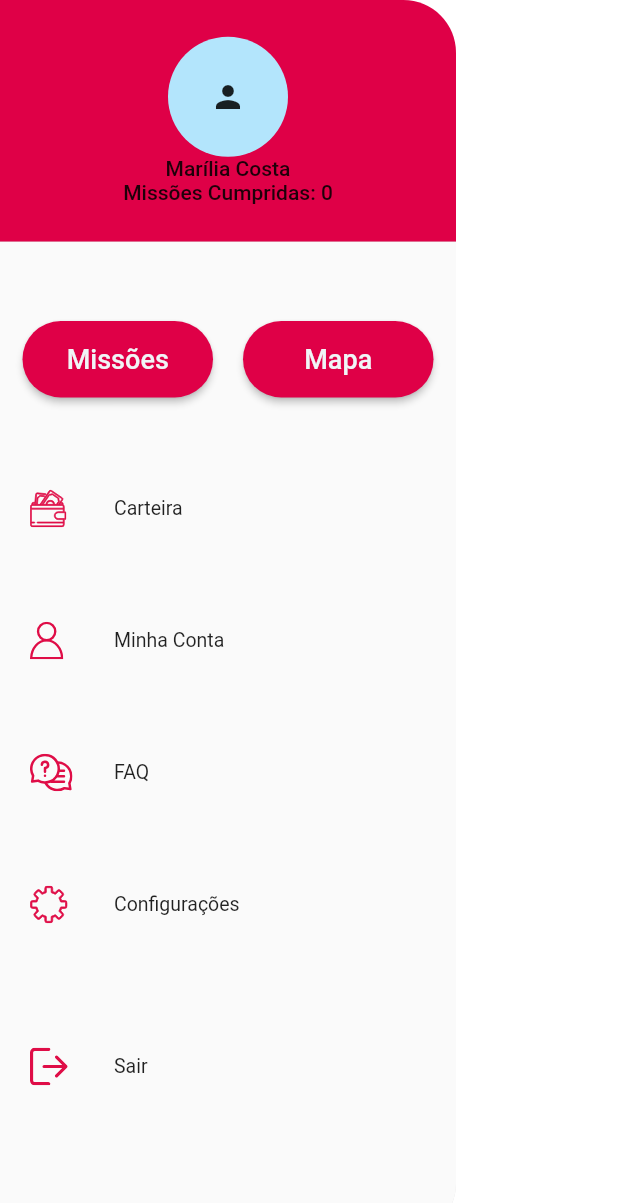
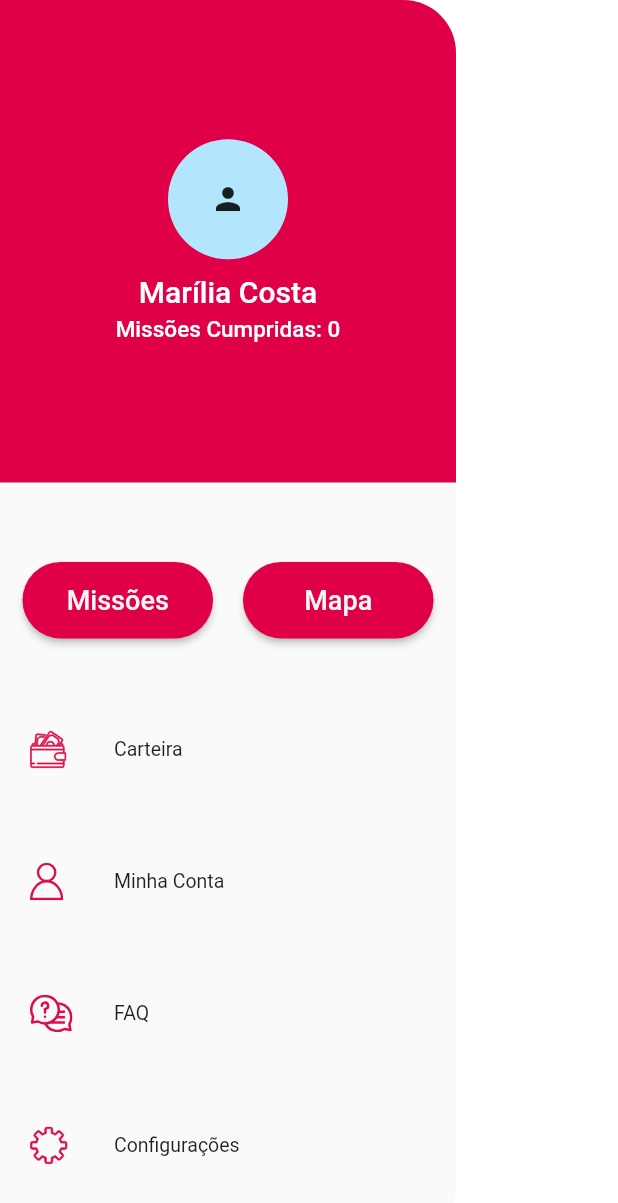
Before and after one commit to popsolutions/goop, a Flutter app: the GoopDrawer widget shown alone on an empty page, opened directly, on a phone screen of 412 x 824 dp. Shown: the top 1203 px of the screen. Run offline on Flutter 3.47's test engine with Material 2 defaults, Android fonts, the light colour scheme and no system bars; our stand-ins replace flutter_svg.

Commit message:
drawer concluido

```diff
--- a/lib/pages/components/goop_drawer.dart
+++ b/lib/pages/components/goop_drawer.dart
@@ -27,7 +27,9 @@ class GoopDrawer extends StatelessWidget {
         child: SingleChildScrollView(
           child: Column(
             children: [
-              DrawerHeader(
+              Container(
+                height: MediaQuery.of(context).size.height * .4,
+                child: DrawerHeader(
                   padding: EdgeInsets.all(0),
                   decoration: BoxDecoration(
                     color: GoopColors.red,
@@ -40,9 +42,24 @@ class GoopDrawer extends StatelessWidget {
                           minRadius: 40,
                           child: Icon(Icons.person),
                         ),
-                      Text('Marília Costa'),
-                      Text('Missões Cumpridas: 0'),
+                        SizedBox(height: 10),
+                        Text(
+                          'Marília Costa',
+                          style: TextStyle(
+                            color: Colors.white,
+                            fontSize: 20,
+                          ),
+                        ),
+                        SizedBox(height: 5),
+                        Text(
+                          'Missões Cumpridas: 0',
+                          style: TextStyle(
+                            color: Colors.white,
+                            fontSize: 15,
+                          ),
+                        ),
                       ],
+                    ),
                   ),
                 ),
               ),
--- a/lib/pages/recover_password/recover_password_page.dart
+++ b/lib/pages/recover_password/recover_password_page.dart
@@ -1,5 +1,6 @@
 import 'package:flutter/material.dart';
 import 'package:flutter_svg/svg.dart';
+import 'package:goop/pages/components/goop_back.dart';
 import 'package:goop/pages/components/goop_button.dart';
 import 'package:goop/pages/components/goop_images.dart';
 import 'package:goop/pages/components/goop_text_form_field.dart';
@@ -16,7 +17,10 @@ class RecoverPasswordPage extends StatelessWidget {
     }
 
     return Scaffold(
-      appBar: AppBar(),
+      appBar: AppBar(
+        automaticallyImplyLeading: false,
+        leading: GoopBack(),
+      ),
       body: Center(
         child: Container(
           width: MediaQuery.of(context).size.width * .8,
--- a/lib/pages/register/register_page.dart
+++ b/lib/pages/register/register_page.dart
@@ -1,5 +1,6 @@
 import 'package:flutter/material.dart';
 import 'package:flutter_svg/flutter_svg.dart';
+import 'package:goop/pages/components/goop_back.dart';
 import 'package:goop/pages/components/goop_button.dart';
 import 'package:goop/pages/components/goop_colors.dart';
 import 'package:goop/pages/components/goop_form_register.dart';
@@ -17,9 +18,11 @@ class _RegisterPageState extends State<RegisterPage> {
   Widget build(BuildContext context) {
     return Scaffold(
       appBar: AppBar(
+        automaticallyImplyLeading: false,
+        leading: GoopBack(),
         title: Container(
           width: 100,
-          //child: SvgPicture.asset(GoopImages.cadastro),
+          child: SvgPicture.asset(GoopImages.cadastro),
         ),
         centerTitle: true,
       ),
--- a/pubspec.yaml
+++ b/pubspec.yaml
@@ -2,7 +2,6 @@ name: goop
 description: A new Flutter project.
 
 publish_to: 'none'
-
 version: 1.0.0+1
 
 environment:
```
Also changed, not shown: lib/pages/components/goop_back.dart (added, +18 -0 lines), lib/pages/login/login_page.dart (+6 -4 lines). Lines whose indentation alone changed are shown as unchanged.
